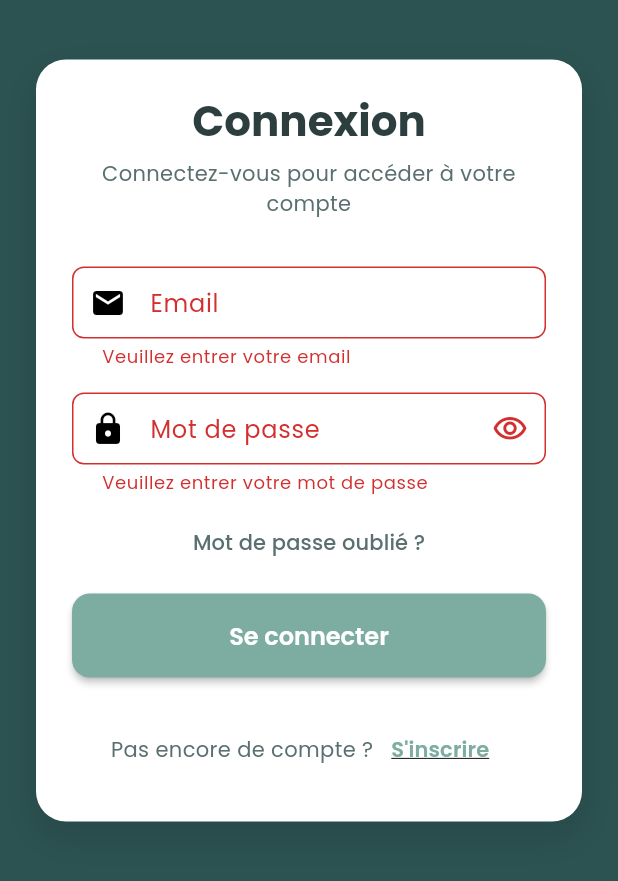
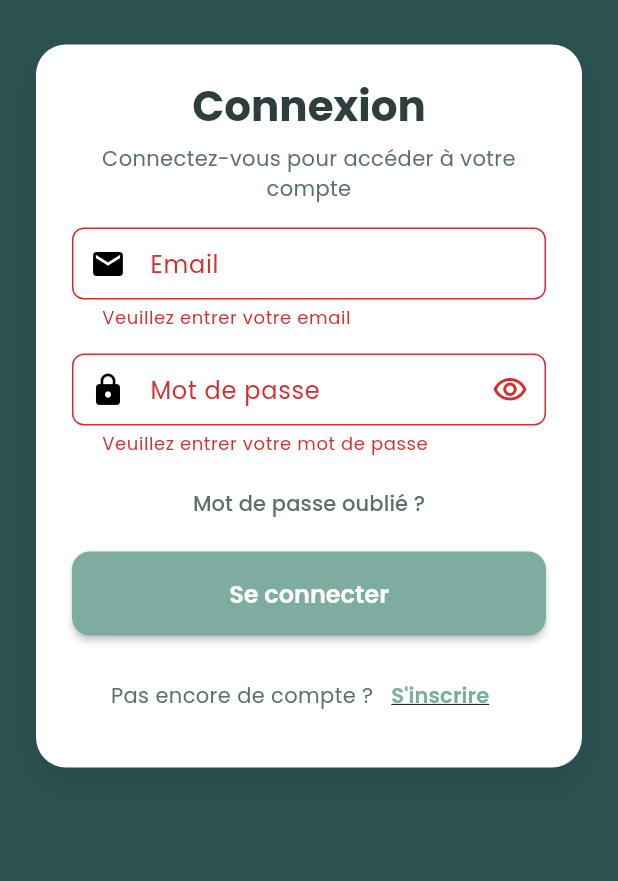
Before and after one commit to MarineGuell/PlumID, a Flutter app: the screen it shows after launch, after a tap on "Se connecter", on a phone screen of 412 x 824 dp, the part 320-1201 px from its top. Run offline on Flutter 3.47's test engine with Material 3 defaults, Android fonts, the phone set to English and light mode, and no system bars; our stand-ins replace dartz, dio, equatable, flutter_riverpod, freezed_annotation, geocoding and 6 more; generated files the repository leaves out were written again.

Commit message:
chore: minors updates

```diff
--- a/plum_id_mobile/lib/core/constants/app_constants.dart
+++ b/plum_id_mobile/lib/core/constants/app_constants.dart
@@ -23,4 +23,16 @@ class AppConstants {
   // App Info
   static const String appName = "Plum'ID";
   static const String appVersion = '1.0.0';
+
+  // Spacing, Width, Height, ...
+  static const double defaultPadding = 24.0;
+  static const double defaultMargin = 16.0;
+  static const double borderRadius = 8.0;
+  static const double buttonHeight = 48.0;
+  static const double iconSize = 24.0;
+  static const double smallSpacing = 8.0;
+  static const double middleSpacing = 12.0;
+  static const double mediumSpacing = 16.0;
+  static const double largeSpacing = 30.0;
+
 }
--- a/plum_id_mobile/lib/presentation/auth/screens/auth_screen.dart
+++ b/plum_id_mobile/lib/presentation/auth/screens/auth_screen.dart
@@ -1,5 +1,6 @@
 import 'package:flutter/material.dart';
 import 'package:lottie/lottie.dart';
+import 'package:plum_id_mobile/core/constants/app_constants.dart';
 import '../../../core/theme/app_theme.dart';
 import '../widgets/login_form.dart';
 import '../widgets/register_form.dart';
@@ -27,7 +28,9 @@ class _AuthScreenState extends State<AuthScreen> {
       body: SafeArea(
         child: SingleChildScrollView(
           child: Padding(
-            padding: const EdgeInsets.symmetric(horizontal: 24.0),
+            padding: const EdgeInsets.symmetric(
+              horizontal: AppConstants.defaultPadding,
+            ),
             child: Column(
               children: [
                 const SizedBox(height: 5),
@@ -35,11 +38,11 @@ class _AuthScreenState extends State<AuthScreen> {
                 // Logo
                 _buildLogo(),
 
-                const SizedBox(height: 40),
+                const SizedBox(height: AppConstants.largeSpacing),
 
                 // Auth Form Card
                 Container(
-                  padding: const EdgeInsets.all(24),
+                  padding: const EdgeInsets.all(AppConstants.defaultPadding),
                   decoration: BoxDecoration(
                     color: AppTheme.surfaceColor,
                     borderRadius: BorderRadius.circular(20),
@@ -66,7 +69,7 @@ class _AuthScreenState extends State<AuthScreen> {
                         textAlign: TextAlign.center,
                       ),
 
-                      const SizedBox(height: 8),
+                      const SizedBox(height: AppConstants.smallSpacing),
 
                       Text(
                         _isLogin
@@ -78,12 +81,12 @@ class _AuthScreenState extends State<AuthScreen> {
                         textAlign: TextAlign.center,
                       ),
 
-                      const SizedBox(height: 32),
+                      const SizedBox(height: AppConstants.mediumSpacing),
 
                       // Form
                       _isLogin ? const LoginForm() : const RegisterForm(),
 
-                      const SizedBox(height: 24),
+                      const SizedBox(height: AppConstants.mediumSpacing),
 
                       // Toggle button
                       Row(
@@ -111,8 +114,6 @@ class _AuthScreenState extends State<AuthScreen> {
                     ],
                   ),
                 ),
-
-                const SizedBox(height: 40),
               ],
             ),
           ),
@@ -129,9 +130,9 @@ class _AuthScreenState extends State<AuthScreen> {
           fit: BoxFit.contain,
           width: 150,
         ),
-        const SizedBox(height: 16),
+        const SizedBox(height: AppConstants.mediumSpacing),
         Text(
-          "Plum'ID",
+          AppConstants.appName,
           style: Theme.of(context).textTheme.displayMedium?.copyWith(
             color: AppTheme.textOnPrimary,
             fontWeight: FontWeight.bold,
--- a/plum_id_mobile/lib/presentation/auth/widgets/login_form.dart
+++ b/plum_id_mobile/lib/presentation/auth/widgets/login_form.dart
@@ -1,4 +1,5 @@
 import 'package:flutter/material.dart';
+import 'package:plum_id_mobile/core/constants/app_constants.dart';
 import '../../../core/theme/app_theme.dart';
 
 class LoginForm extends StatefulWidget {
@@ -21,17 +22,27 @@ class _LoginFormState extends State<LoginForm> {
     super.dispose();
   }
 
-  void _handleLogin() {
+  void _handleLogin() async {
     if (_formKey.currentState?.validate() ?? false) {
       // TODO: Implement login logic
-      ScaffoldMessenger.of(context).showSnackBar(
+      if (!mounted) return;
+
+      final messenger = ScaffoldMessenger.of(context);
+      messenger.showSnackBar(
         const SnackBar(
           content: Text('Connexion en cours...'),
           backgroundColor: AppTheme.secondaryColor,
+          duration: Duration(seconds: 2),
         ),
       );
 
+      await Future.delayed(const Duration(seconds: 2));
+
+      // Clear the snackbar before navigation
+      messenger.clearSnackBars();
+
       // todo: On successful login, navigate to home
+      if (!mounted) return;
       Navigator.pushReplacementNamed(context, '/home');
     }
   }
@@ -63,7 +74,7 @@ class _LoginFormState extends State<LoginForm> {
             },
           ),
 
-          const SizedBox(height: 16),
+          const SizedBox(height: AppConstants.mediumSpacing),
 
           // Password field
           TextFormField(
@@ -95,7 +106,7 @@ class _LoginFormState extends State<LoginForm> {
             },
           ),
 
-          const SizedBox(height: 8),
+          const SizedBox(height: AppConstants.smallSpacing),
 
           // Forgot password
           Align(
@@ -121,7 +132,7 @@ class _LoginFormState extends State<LoginForm> {
             ),
           ),
 
-          const SizedBox(height: 10),
+          const SizedBox(height: AppConstants.smallSpacing),
 
           // Login button
           ElevatedButton(
--- a/plum_id_mobile/lib/presentation/widgets/main_navigator.dart
+++ b/plum_id_mobile/lib/presentation/widgets/main_navigator.dart
@@ -2,7 +2,7 @@ import 'package:flutter/material.dart';
 import 'package:plum_id_mobile/presentation/identification/screens/explorer_screen.dart';
 import 'package:plum_id_mobile/presentation/identification/screens/home_screen.dart';
 import 'package:plum_id_mobile/presentation/identification/screens/profile_screen.dart';
-import 'package:plum_id_mobile/presentation/identification/screens/scanner_screen.dart';
+import 'package:plum_id_mobile/presentation/identification/screens/import_screen.dart';
 import '../../../core/theme/app_theme.dart';
 
 class MainNavigator extends StatefulWidget {
@@ -17,7 +17,7 @@ class _MainNavigatorState extends State<MainNavigator> {
 
   final List<Widget> _pages = const [
     HomeScreen(),
-    ScannerScreen(),
+    ImportScreen(),
     ExplorerScreen(),
     ProfileScreen(),
   ];
@@ -58,7 +58,7 @@ class _MainNavigatorState extends State<MainNavigator> {
               ),
               _buildNavItem(
                 icon: Icons.image_search,
-                label: "Scanner",
+                label: "Importer",
                 index: 1,
               ),
               _buildNavItem(
```
Also changed, not shown: plum_id_mobile/lib/presentation/auth/widgets/register_form.dart (+8 -7 lines), plum_id_mobile/lib/presentation/identification/screens/home_screen.dart (+14 -12 lines), plum_id_mobile/lib/presentation/identification/screens/import_screen.dart (renamed from plum_id_mobile/lib/presentation/identification/screens/scanner_screen.dart, +5 -4 lines).
